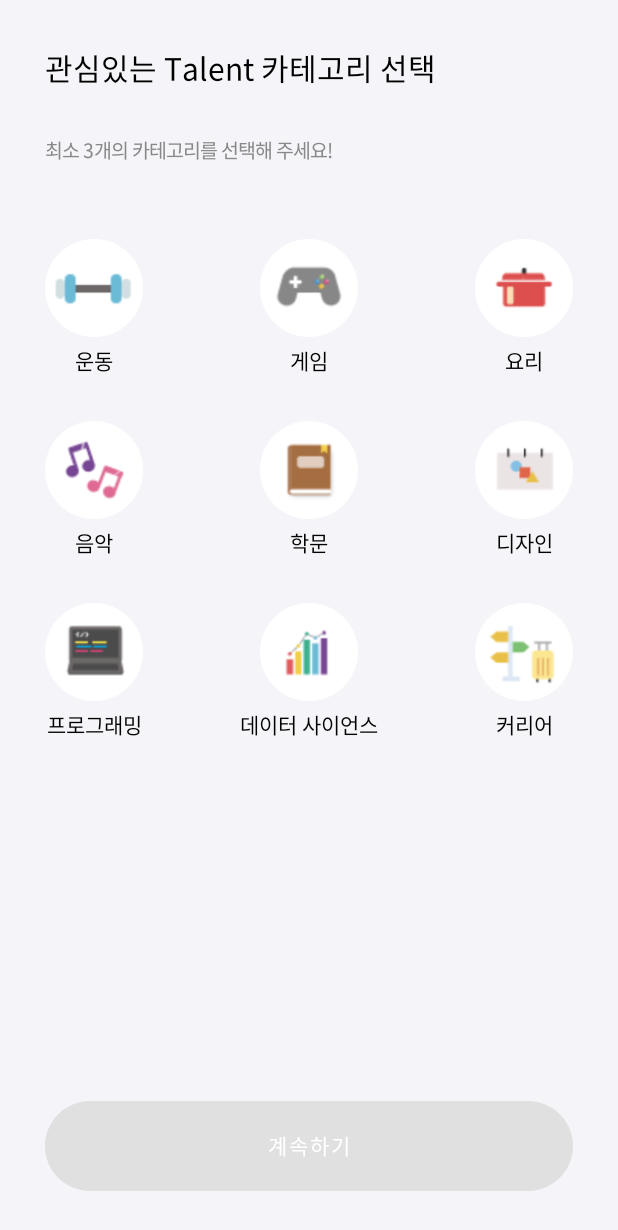
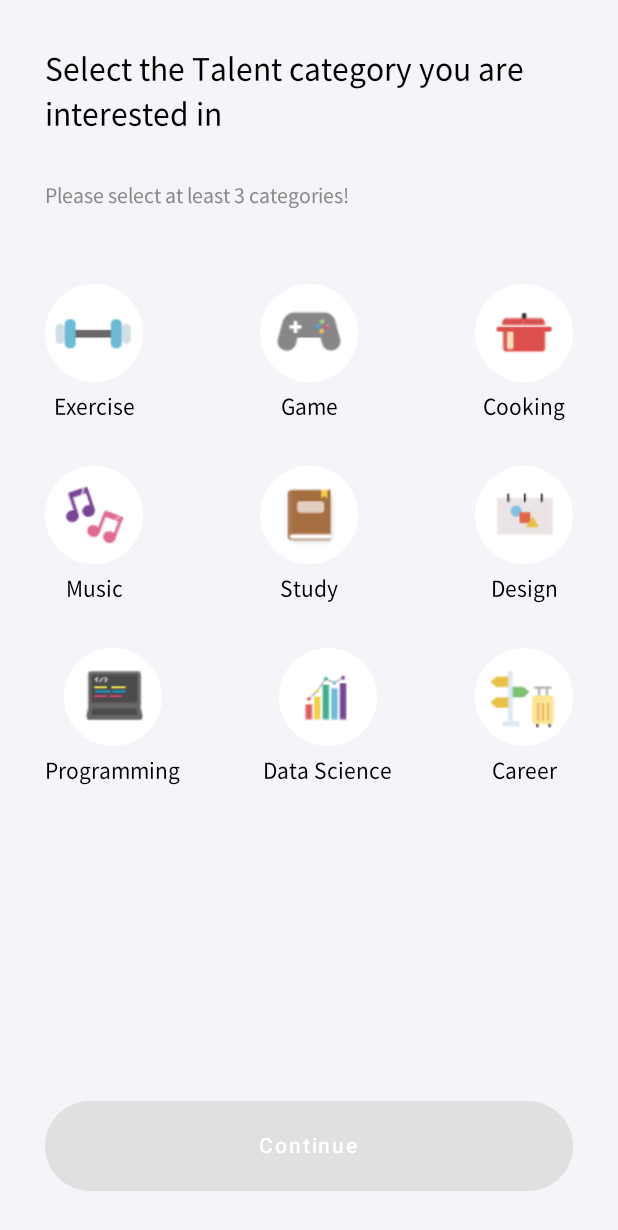
Before and after one commit to talibity/talibity-android, an Android app built with Jetpack Compose: the SelectLikeCategory screen opened directly, with no data from a screen before it, on a phone screen of 412 x 824 dp. Shown: the top 1230 px of the screen. Run offline under Robolectric (Android 15) with nearby library versions, the phone set to English and light mode, and no system bars.

Commit message:
Update translate

```diff
--- a/app/src/main/java/team/talibity/app/main/BoardActivity.kt
+++ b/app/src/main/java/team/talibity/app/main/BoardActivity.kt
@@ -74,7 +74,7 @@ class BoardActivity : ComponentActivity() {
                 )
             ) {
                 var state by remember { mutableStateOf(0) }
-                var title by remember { mutableStateOf("홈") }
+                var title by remember { mutableStateOf("Home") }
                 var searchField by remember { mutableStateOf("") }
                 Box(
                     modifier = Modifier
@@ -130,7 +130,7 @@ class BoardActivity : ComponentActivity() {
                         when (it) {
                             0 -> {
                                 SideEffect {
-                                    title = "홈"
+                                    title = "Home"
                                 }
                                 Column(
                                     modifier = Modifier
--- a/app/src/main/java/team/talibity/app/onboard/MainActivity.kt
+++ b/app/src/main/java/team/talibity/app/onboard/MainActivity.kt
@@ -85,8 +85,8 @@ class MainActivity : ComponentActivity() {
                         colors = ButtonDefaults.buttonColors(backgroundColor = PrimaryDark)
                     ) {
                         Text(
-                            color = Color.White,
-                            text = "Google 로 로그인 하기"
+                            style = LocalTextStyle.current.copy(color = Color.White),
+                            text = "Login with Google"
                         )
                     }
                 }
--- a/app/src/main/java/team/talibity/app/onboard/SelectLikeCategory.kt
+++ b/app/src/main/java/team/talibity/app/onboard/SelectLikeCategory.kt
@@ -56,15 +56,15 @@ data class Item(
 class SelectLikeCategory : ComponentActivity() {
 
     private val itemsList = listOf(
-        Item(1, "운동", R.drawable.awsersize),
-        Item(2, "게임", R.drawable.game),
-        Item(3, "요리", R.drawable.cook),
-        Item(4, "음악", R.drawable.music),
-        Item(5, "학문", R.drawable.book),
-        Item(6, "디자인", R.drawable.design),
-        Item(7, "프로그래밍", R.drawable.dev),
-        Item(8, "데이터 사이언스", R.drawable.data),
-        Item(9, "커리어", R.drawable.car)
+        Item(1, "Exercise", R.drawable.awsersize),
+        Item(2, "Game", R.drawable.game),
+        Item(3, "Cooking", R.drawable.cook),
+        Item(4, "Music", R.drawable.music),
+        Item(5, "Study", R.drawable.book),
+        Item(6, "Design", R.drawable.design),
+        Item(7, "Programming", R.drawable.dev),
+        Item(8, "Data Science", R.drawable.data),
+        Item(9, "Career", R.drawable.car)
     ).chunked(3)
 
     override fun onCreate(savedInstanceState: Bundle?) {
@@ -86,14 +86,14 @@ class SelectLikeCategory : ComponentActivity() {
                             .padding(30.dp)
                     ) {
                         Text(
-                            text = "관심있는 Talent 카테고리 선택",
+                            text = "Select the Talent category you are interested in",
                             style = LocalTextStyle.current.copy(
                                 color = Color.Black,
                                 fontSize = 20.sp
                             )
                         )
                         Text(
-                            text = "최소 3개의 카테고리를 선택해 주세요!",
+                            text = "Please select at least 3 categories!",
                             modifier = Modifier.padding(top = 30.dp),
                             style = LocalTextStyle.current.copy(
                                 color = Color.Gray,
@@ -167,8 +167,8 @@ class SelectLikeCategory : ComponentActivity() {
                         colors = ButtonDefaults.buttonColors(backgroundColor = PrimaryDark)
                     ) {
                         Text(
-                            color = Color.White,
-                            text = "계속하기"
+                            style = LocalTextStyle.current.copy(color = Color.White),
+                            text = "Continue"
                         )
                     }
                 }
```
Also changed, not shown: app/src/main/java/team/talibity/app/onboard/SetNearByTalent.kt (+4 -4 lines), app/src/main/java/team/talibity/app/onboard/WelcomeActivity.kt (+4 -4 lines).
